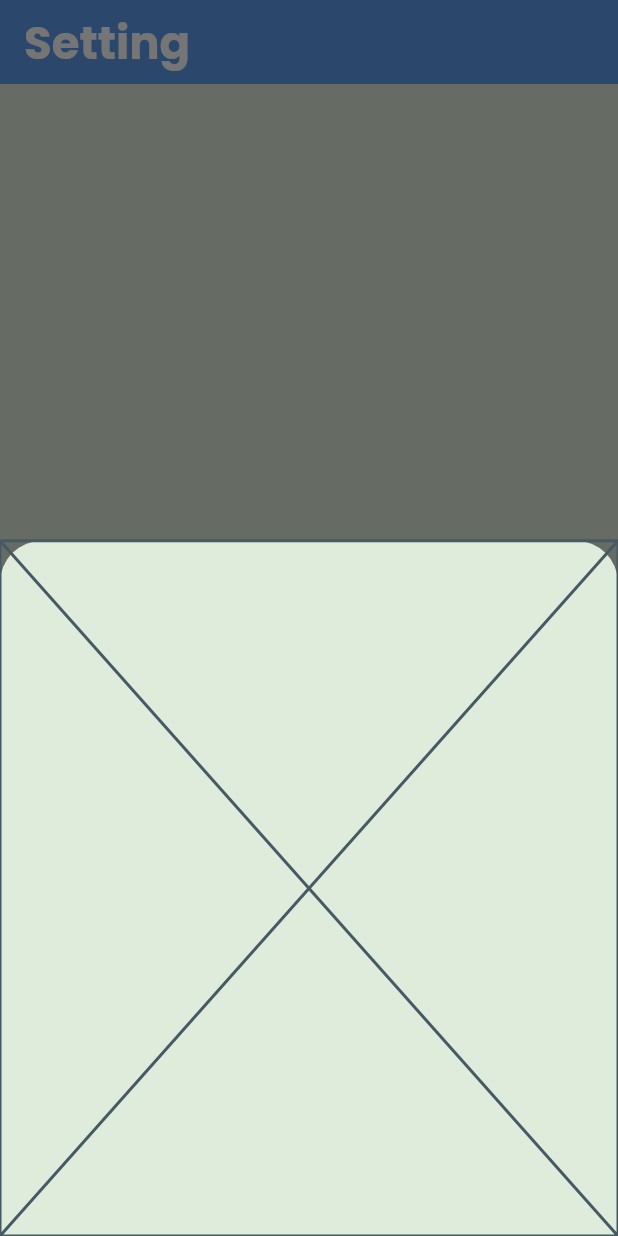
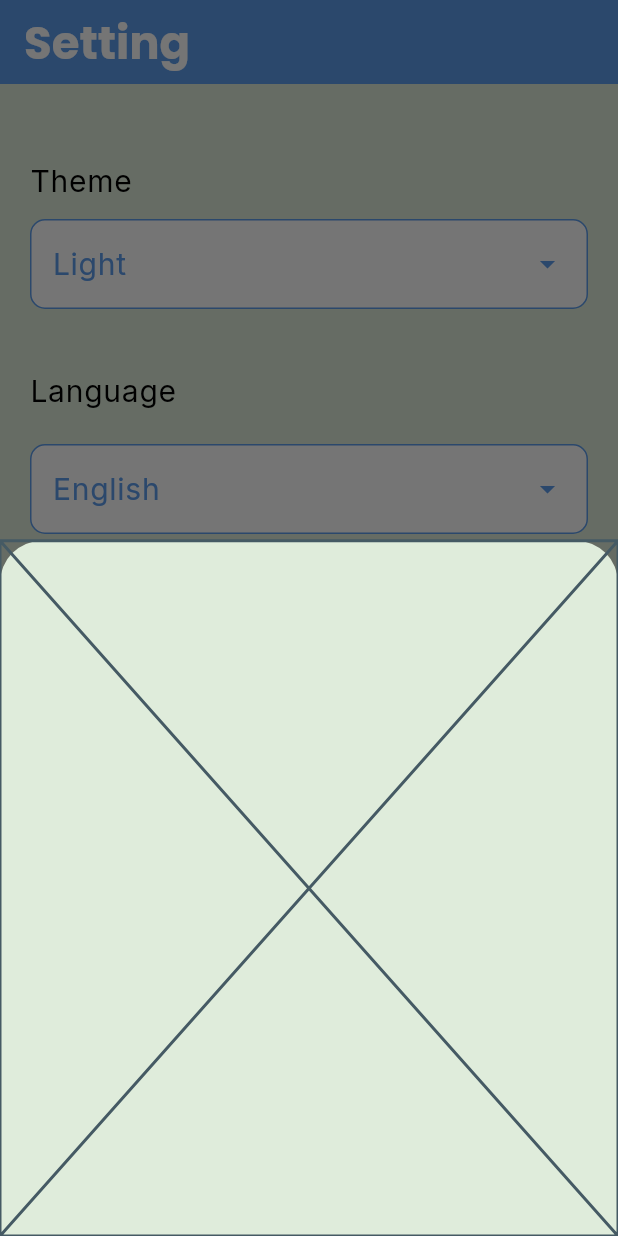
Before and after one commit to MahmouudMohamed/to_do_app, a Flutter app: the screen it shows after launch, item 2 of the bottom bar chosen, after a tap on the "add" icon, on a phone screen of 412 x 824 dp. Run offline on Flutter 3.47's test engine with Material 3 defaults, Android fonts, the phone set to English and light mode, and no system bars; our stand-ins replace easy_localization, google_fonts, shared_preferences.

Commit message:
add setting tab amd shared_preferences

```diff
--- a/assets/translations/ar.json
+++ b/assets/translations/ar.json
@@ -6,5 +6,8 @@
   "english":"الإنجليزية",
   "setting":"الإعدادات",
   "todo":"المهام",
-  "task_list":"قائمة المهام"
+  "task1":"قائمة المهام",
+  "new_task":"أضف مهمة جديدة",
+  "task_tittle":"أدخل عنوان المهمة",
+  "task_de":"أدخل تفاصيل المهمة"
 }
--- a/assets/translations/en.json
+++ b/assets/translations/en.json
@@ -7,7 +7,10 @@
   "english":"English",
   "todo":"To Do List",
   "setting":"Setting",
-  "task1":"Task List"
+  "task1":"Task List",
+  "new_task":"Add New Task",
+  "task_tittle":"Enter Your Task Tittle",
+  "task_de":"Enter Your Task Details"
 
 
 }
--- a/lib/Providers/my_provider.dart
+++ b/lib/Providers/my_provider.dart
@@ -1,10 +1,26 @@
 import 'package:flutter/material.dart';
-
+import 'package:shared_preferences/shared_preferences.dart';
 
 class MyProvider extends ChangeNotifier {
   ThemeMode mode = ThemeMode.light;
+  Future<void> getTheme() async {
+    final SharedPreferences prefs = await SharedPreferences.getInstance();
+    bool? isLight = prefs.getBool("isLight");
+    if (isLight!= null) {
+      if (isLight == true) {
+        mode =ThemeMode.light;
+      } else {
+        mode = ThemeMode.dark;
+      }
+      notifyListeners();
+    }
+  }
+
+
   ChangeTheme(ThemeMode themeMode) async {
     mode = themeMode;
+    final SharedPreferences prefs = await SharedPreferences.getInstance();
+    await prefs.setBool('isLight', mode == ThemeMode.light);
     notifyListeners();
   }
 }
--- a/lib/home_screen.dart
+++ b/lib/home_screen.dart
@@ -28,6 +28,7 @@ class _HomeScreenState extends State<HomeScreen> {
         shape: CircularNotchedRectangle(),
         notchMargin: 8,
         child: BottomNavigationBar(
+
           elevation: 0,
           currentIndex: selectedIndex,
           onTap: (index) {
@@ -45,7 +46,6 @@ class _HomeScreenState extends State<HomeScreen> {
       floatingActionButton: FloatingActionButton(
         onPressed: () {
           showModalBottomSheet(
-            backgroundColor: AppColor.backgroundColorLight,
             context: context,
             builder: (context) => AddTaskBtSheet(),
           );
--- a/lib/main.dart
+++ b/lib/main.dart
@@ -11,7 +11,7 @@ void main()async {
   runApp(MultiProvider(
       providers: [
         ChangeNotifierProvider(
-          create: (context) => MyProvider(),
+          create: (context) => MyProvider()..getTheme(),
         ),
       ],
       child: EasyLocalization(
--- a/lib/my_theme_data.dart
+++ b/lib/my_theme_data.dart
@@ -31,9 +31,14 @@ class MyThemeData {
             fontSize: 20,
             color: AppColor.whiteColor,
             fontWeight: FontWeight.w400),
+        bodySmall: GoogleFonts.inter(
+            fontSize: 20,
+            color: Colors.black,
+            fontWeight: FontWeight.w400),
       ),
       bottomNavigationBarTheme: BottomNavigationBarThemeData(
         selectedItemColor: AppColor.primaryColor,
+
         elevation: 0,
         backgroundColor: Colors.transparent,
         selectedIconTheme:
@@ -52,7 +57,7 @@ class MyThemeData {
                 width: 5,
               ))),
       bottomSheetTheme: BottomSheetThemeData(
-        backgroundColor: AppColor.blackLightColor,
+        backgroundColor: AppColor.backgroundColorLight,
       ));
 
 
@@ -94,6 +99,7 @@ class MyThemeData {
         selectedIconTheme:
             IconThemeData(color: AppColor.primaryColor, size: 35),
         unselectedIconTheme: IconThemeData(color: AppColor.grayColor, size: 35),
+        selectedItemColor: AppColor.primaryColor,
         type: BottomNavigationBarType.fixed,
         showUnselectedLabels: false,
       ),
--- a/lib/tabs/setting_tab.dart
+++ b/lib/tabs/setting_tab.dart
@@ -1,16 +1,134 @@
 import 'package:easy_localization/easy_localization.dart';
 import 'package:flutter/material.dart';
+import 'package:provider/provider.dart';
+import 'package:to_do_app/tabs/theme_bottom_sheet.dart';
 
+import '../Providers/my_provider.dart';
 import '../app_color.dart';
+import 'language_bottom_sheet.dart';
 
 class SettingTab extends StatelessWidget {
   const SettingTab({super.key});
 
   @override
   Widget build(BuildContext context) {
+    var proText = Provider.of<MyProvider>(context);
     return Scaffold(
       appBar: AppBar(
-        title: Text("Setting".tr(),style: Theme.of(context).textTheme.titleLarge,),
+        title: Text(
+          "setting".tr(),
+          style: Theme.of(context).textTheme.titleLarge,
+        ),
+      ),
+      body: Padding(
+        padding: const EdgeInsets.all(20.0),
+        child: Column(
+          crossAxisAlignment: CrossAxisAlignment.start,
+          children: [
+            SizedBox(
+              height: 30,
+            ),
+            Text(
+              "theme".tr(),
+              style: proText.mode == ThemeMode.dark
+                  ? Theme.of(context).textTheme.bodyLarge
+                  : Theme.of(context)
+                      .textTheme
+                      .bodyLarge
+                      ?.copyWith(color: Colors.black),
+            ),
+            SizedBox(
+              height: 10,
+            ),
+            InkWell(
+              onTap: () {
+                showModalBottomSheet(
+                  context: context,
+                  builder: (context) => ThemeBottomSheet(),
+                );
+              },
+              child: Container(
+                padding: EdgeInsets.all(14),
+                width: double.infinity,
+                decoration: BoxDecoration(
+                    color: proText.mode == ThemeMode.light
+                        ? AppColor.whiteColor
+                        : AppColor.contDarkColor,
+                    borderRadius: BorderRadius.circular(10),
+                    border: Border.all(color: AppColor.primaryColor)),
+                child: Row(
+                  mainAxisAlignment: MainAxisAlignment.spaceBetween,
+                  children: [
+                    Text(
+                      proText.mode == ThemeMode.light
+                          ? "light".tr()
+                          : "dark".tr(),
+                      style: Theme.of(context)
+                          .textTheme
+                          .bodyLarge
+                          ?.copyWith(color: AppColor.primaryColor),
+                    ),
+                    Icon(
+                      Icons.arrow_drop_down_outlined,
+                      color: AppColor.primaryColor,
+                    )
+                  ],
+                ),
+              ),
+            ),
+            SizedBox(
+              height: 40,
+            ),
+            Text(
+              "language".tr(),
+              style: proText.mode == ThemeMode.dark
+                  ? Theme.of(context).textTheme.bodyLarge
+                  : Theme.of(context)
+                      .textTheme
+                      .bodyLarge
+                      ?.copyWith(color: Colors.black),
+            ),
+            SizedBox(
+              height: 20,
+            ),
+            InkWell(
+              onTap: () {
+                showModalBottomSheet(
+                  context: context,
+                  builder: (context) => LanguageBottomSheet(),
+                );
+              },
+              child: Container(
+                padding: EdgeInsets.all(14),
+                width: double.infinity,
+                decoration: BoxDecoration(
+                    borderRadius: BorderRadius.circular(10),
+                    color: proText.mode == ThemeMode.light
+                        ? AppColor.whiteColor
+                        : AppColor.contDarkColor,
+                    border: Border.all(color: AppColor.primaryColor)),
+                child: Row(
+                  mainAxisAlignment: MainAxisAlignment.spaceBetween,
+                  children: [
+                    Text(
+                      context.locale == Locale("ar")
+                          ? "arabic".tr()
+                          : "english".tr(),
+                      style: Theme.of(context)
+                          .textTheme
+                          .bodyLarge
+                          ?.copyWith(color: AppColor.primaryColor),
+                    ),
+                    Icon(
+                      Icons.arrow_drop_down_outlined,
+                      color: AppColor.primaryColor,
+                    ),
+                  ],
+                ),
+              ),
+            ),
+          ],
+        ),
       ),
     );
   }
--- a/pubspec.yaml
+++ b/pubspec.yaml
@@ -38,6 +38,8 @@ dependencies:
   google_fonts: ^6.2.1
   provider: ^6.1.2
   easy_localization: ^3.0.7
+  shared_preferences: ^2.2.3
+  flutter_slidable: ^3.1.1
 
 dev_dependencies:
   flutter_test:
```
Also changed, not shown: lib/tabs/language_bottom_sheet.dart (added, +82 -0 lines), lib/tabs/theme_bottom_sheet.dart (added, +74 -0 lines), pubspec.lock.
